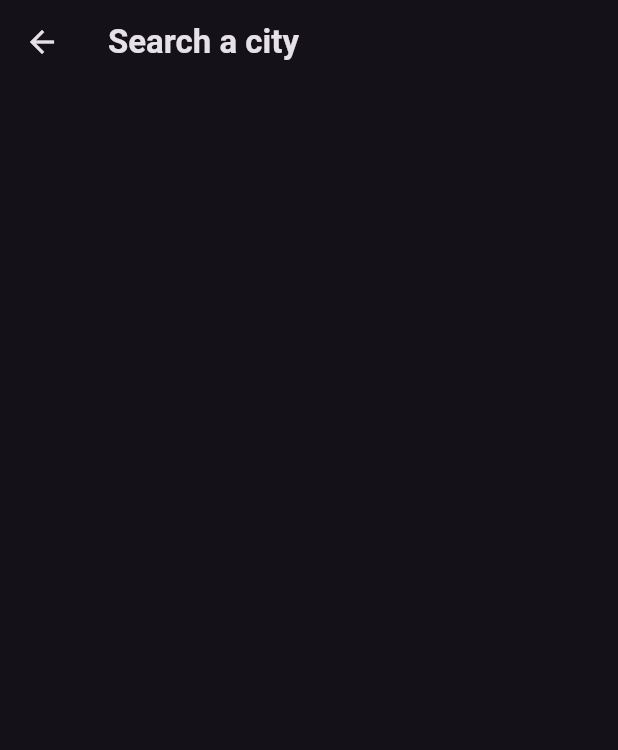
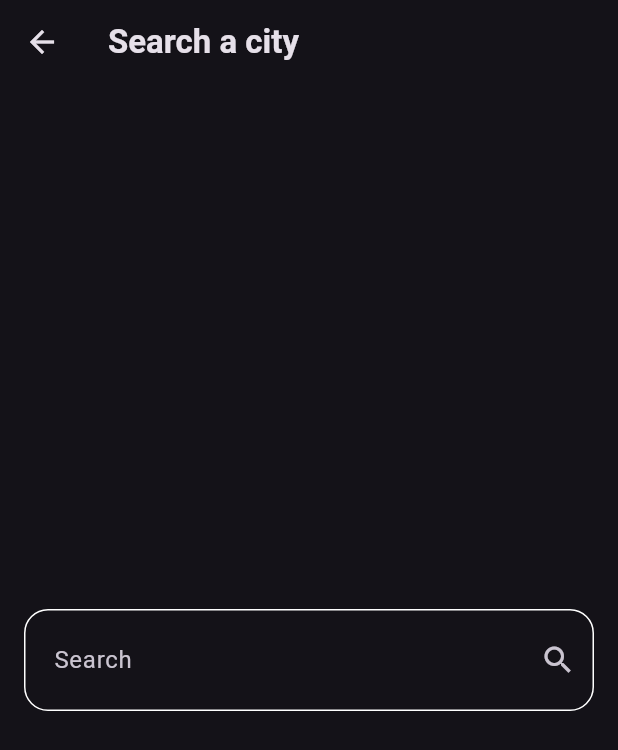
Before and after one commit to ali4hassan9ali2022/weather_app, a Flutter app: the SearchView screen opened by its route, on a phone screen of 412 x 824 dp. Shown: the top 750 px of the screen. Run offline on Flutter 3.47's test engine with Material 3 defaults, Android fonts, the phone set to English and light mode, and no system bars.

Commit message:
create text form field

```diff
--- a/lib/views/search_view.dart
+++ b/lib/views/search_view.dart
@@ -1,4 +1,5 @@
 import 'package:flutter/material.dart';
+import 'package:weather_app/widgets/custom_text_form_field.dart';
 
 class SearchView extends StatelessWidget {
   const SearchView({super.key});
@@ -15,6 +16,9 @@ class SearchView extends StatelessWidget {
           ),
         ),
       ),
+      body: CustomTextFormField(
+        onSubmitted: (value) {},
+      ),
     );
   }
 }
--- /dev/null
+++ b/lib/widgets/custom_text_form_field.dart
@@ -0,0 +1,35 @@
+import 'package:flutter/material.dart';
+
+class CustomTextFormField extends StatelessWidget {
+  const CustomTextFormField({
+    super.key, this.onSubmitted,
+  });
+  final void Function(String)? onSubmitted;
+  @override
+  Widget build(BuildContext context) {
+    return Center(
+      child: Padding(
+        padding: const EdgeInsets.symmetric(horizontal: 16),
+        child: TextField(
+          onSubmitted: onSubmitted,
+          decoration: InputDecoration(
+            hintText: "Enter a city",
+            hintStyle: const TextStyle(color: Colors.white),
+            labelText: "Search",
+            suffixIcon: const Icon(Icons.search),
+            contentPadding:
+                const EdgeInsets.symmetric(horizontal: 16, vertical: 22),
+            enabledBorder: OutlineInputBorder(
+              borderRadius: BorderRadius.circular(16),
+              borderSide: const BorderSide(color: Colors.white),
+            ),
+            border: OutlineInputBorder(
+              borderRadius: BorderRadius.circular(16),
+              borderSide: const BorderSide(color: Colors.white),
+            ),
+          ),
+        ),
+      ),
+    );
+  }
+}
```
